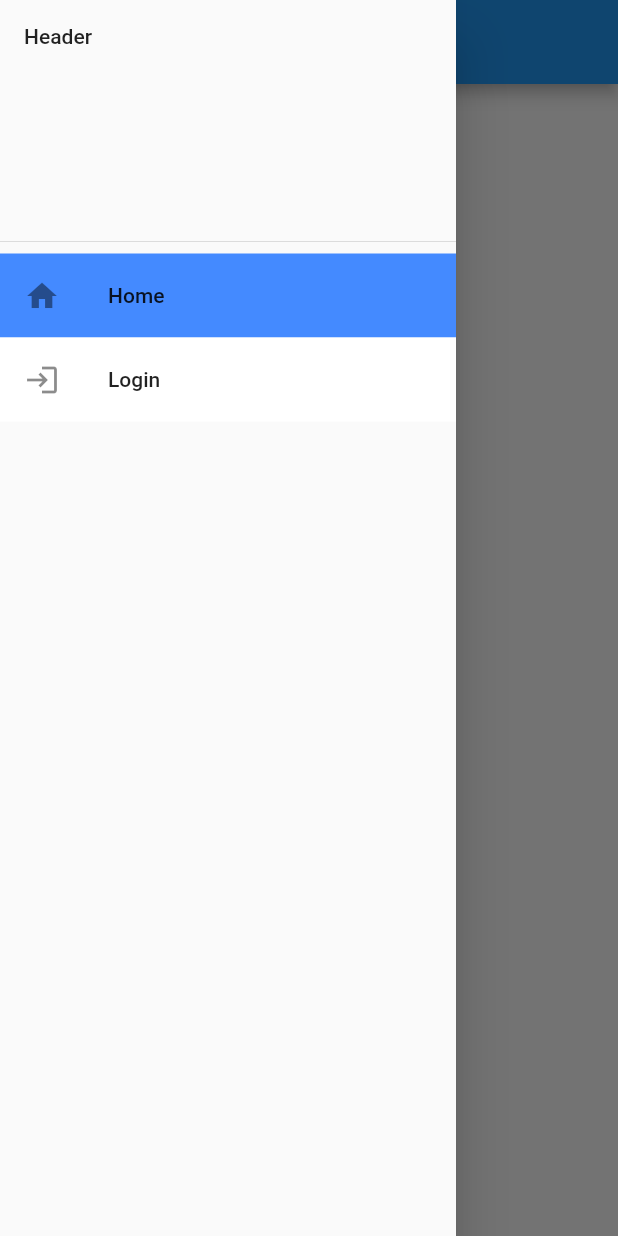
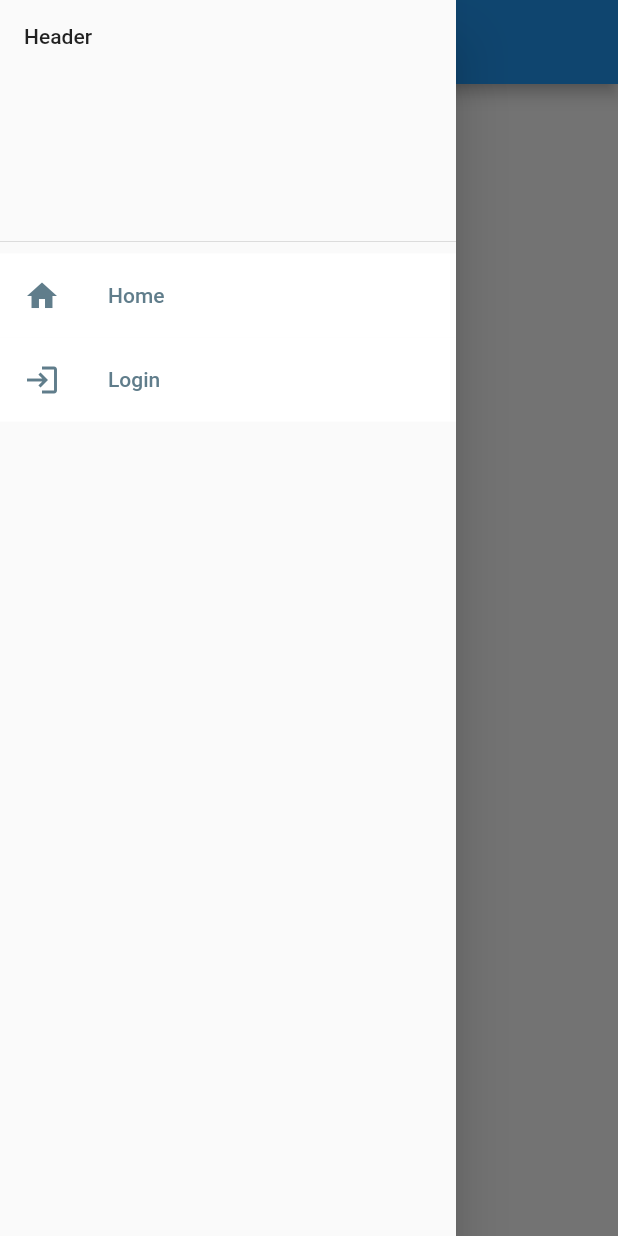
Before and after one commit to PatrickWulfe/flutter_template, a Flutter app: the screen it shows after launch, with the side drawer open, on a phone screen of 412 x 824 dp. Run offline on Flutter 3.47's test engine with Material 2 defaults, Android fonts, the phone set to English and light mode, and no system bars; our stand-ins replace bloc, equatable, flutter_bloc.

Commit message:
NavDrawer cubit now properly listens to and responds to the Navi bloc

```diff
--- a/lib/components/nav_drawer/components/nav_drawer_list.dart
+++ b/lib/components/nav_drawer/components/nav_drawer_list.dart
@@ -6,23 +6,18 @@ import '../../components.dart';
 import '../nav_drawer.dart';
 
 class NavDrawerList extends StatelessWidget {
-  const NavDrawerList({Key? key}) : super(key: key);
+  NavDrawerList({Key? key}) : super(key: key);
 
   @override
   Widget build(BuildContext context) {
-    final cubit = NavDrawerCubit();
     List<_ListItem> _list = _buildList();
-    return BlocListener<NaviBloc, NaviState>(
-      listener: (context, state) {
-        cubit.updateSelected(state.pageConfig.uiPage);
+    NavDrawerCubit cubit = BlocProvider.of<NavDrawerCubit>(context);
+    return ListView.builder(
+      padding: EdgeInsets.zero,
+      itemCount: Pages.values.length,
+      itemBuilder: (context, index) {
+        return _buildItem(_list[index], cubit.state.selectedPage);
       },
-      child: ListView.builder(
-        padding: EdgeInsets.zero,
-        itemCount: Pages.values.length,
-        itemBuilder: (context, index) {
-          return _buildItem(_list[index], cubit.state.selectedPage);
-        },
-      ),
     );
   }
 
@@ -70,12 +65,12 @@ class NavDrawerList extends StatelessWidget {
             title: Text(
               pageConfig.name,
               style: TextStyle(
-                  //color: selected ? Colors.black : Colors.blueGrey,
-                  ),
+                color: selected ? Colors.black : Colors.blueGrey,
+              ),
             ),
             leading: Icon(
               pageConfig.icon,
-              //color: selected ? Colors.black : Colors.blueGrey,
+              color: selected ? Colors.black : Colors.blueGrey,
             ),
             onTap: () => _handlePageClick(context, pageConfig),
           );
--- a/lib/components/nav_drawer/cubit/nav_drawer_cubit.dart
+++ b/lib/components/nav_drawer/cubit/nav_drawer_cubit.dart
@@ -1,11 +1,12 @@
 import 'package:bloc/bloc.dart';
 import 'package:equatable/equatable.dart';
+import 'package:flutter_bloc/flutter_bloc.dart';
 import 'package:flutter_template/utils/utils.dart';
 
 part 'nav_drawer_state.dart';
 
 class NavDrawerCubit extends Cubit<NavDrawerState> {
-  NavDrawerCubit() : super(NavDrawerState(Pages.home));
+  NavDrawerCubit(Pages currentPage) : super(NavDrawerState(currentPage));
 
   void updateSelected(Pages page) {
     state.selectedPage = page;
--- a/lib/components/nav_drawer/nav_drawer_widget.dart
+++ b/lib/components/nav_drawer/nav_drawer_widget.dart
@@ -1,4 +1,6 @@
 import 'package:flutter/material.dart';
+import 'package:flutter_bloc/flutter_bloc.dart';
+import 'package:flutter_template/components/components.dart';
 import 'components/components.dart';
 
 class NavDrawer extends StatelessWidget {
@@ -7,7 +9,14 @@ class NavDrawer extends StatelessWidget {
   @override
   Widget build(BuildContext context) {
     return Drawer(
-      child: NavDrawerList(),
+      child: BlocBuilder<NaviBloc, NaviState>(
+        builder: (context, state) {
+          return BlocProvider(
+            create: (context) => NavDrawerCubit(state.pageConfig.uiPage),
+            child: NavDrawerList(),
+          );
+        },
+      ),
     );
   }
 }
--- a/lib/components/navi/bloc/navi_bloc.dart
+++ b/lib/components/navi/bloc/navi_bloc.dart
@@ -23,7 +23,7 @@ class NaviBloc extends Bloc<NaviEvent, NaviState> {
         yield CurrentPage((event as NaviNavigate).pageConfig, false);
         break;
       case NaviPop:
-        if ((event as NaviPop).pageConfig.key == 'HOME') {
+        if ((event as NaviPop).pageConfig.uiPage == Pages.home) {
           yield CurrentPage(HomeConfig, false);
         } else {
           yield CurrentPage(HomeConfig, true);
--- a/lib/components/navi/components/router/router_delegate.dart
+++ b/lib/components/navi/components/router/router_delegate.dart
@@ -1,5 +1,6 @@
 import 'package:flutter/material.dart';
 import 'package:flutter_bloc/flutter_bloc.dart';
+import 'package:flutter_template/utils/utils.dart';
 import '../../../../views/views.dart';
 
 import '../../navi.dart';
@@ -38,7 +39,7 @@ class NaviRouterDelegate extends RouterDelegate
 
   // Helper functions
   List<Page> _buildPages(_) {
-    if (_naviState!.pageConfig.key == 'LOGIN') {
+    if (_naviState!.pageConfig.uiPage == Pages.login) {
       return [MaterialPage(child: LoginPage())];
     }
     return [MaterialPage(child: HomePage())];
```
